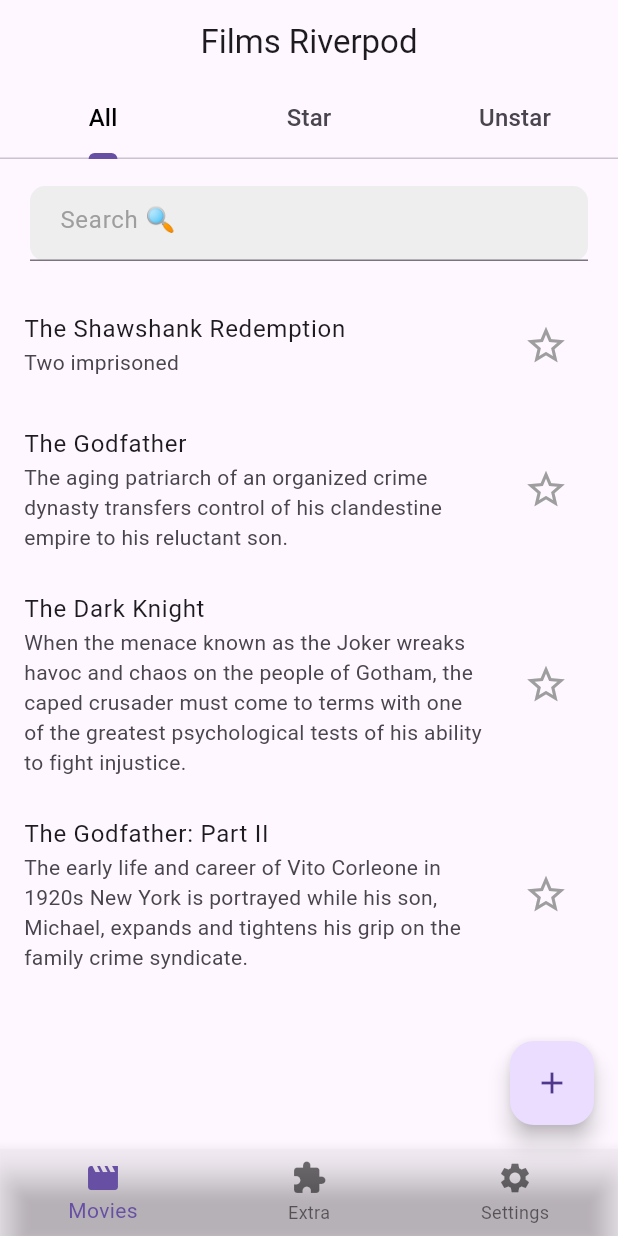
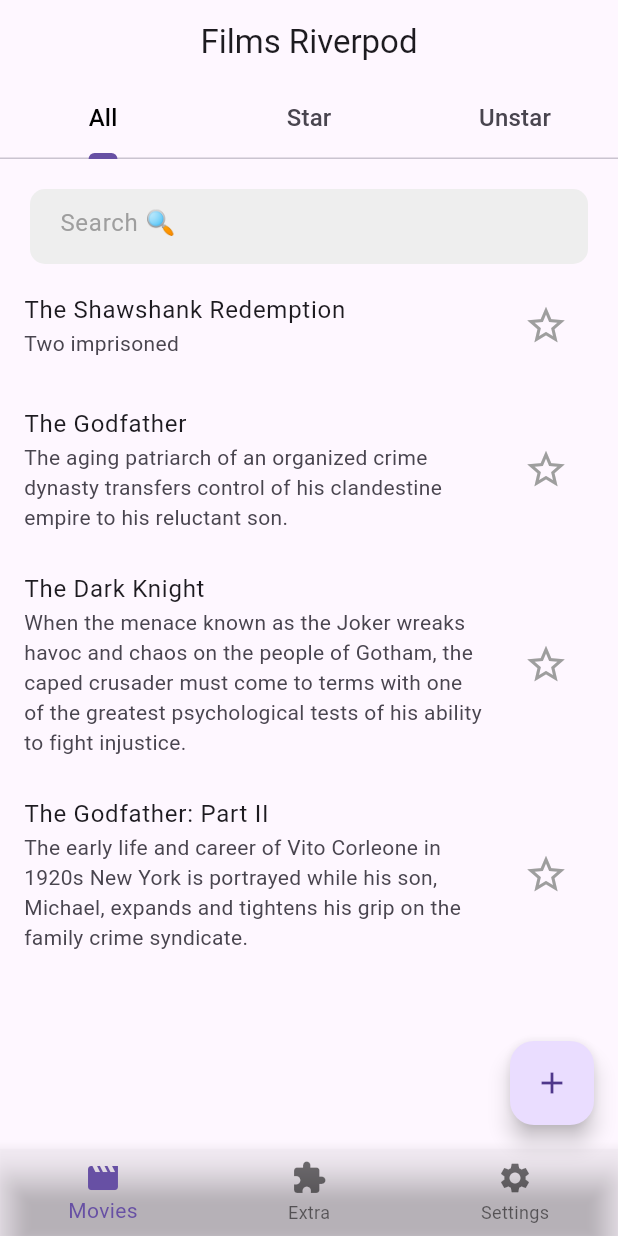
Before and after one commit to tduongtad1304/riverpod_demo, a Flutter app: the screen it shows after launch, on a phone screen of 412 x 824 dp. Run offline on Flutter 3.47's test engine with Material 2 defaults, Android fonts, the phone set to English and light mode, and no system bars; our stand-ins replace dio, flutter_riverpod.

```diff
--- a/lib/widgets/film_list.dart
+++ b/lib/widgets/film_list.dart
@@ -20,18 +20,22 @@ class FilmsList extends ConsumerWidget {
     if (provider.runtimeType != FutureProvider<List<Films>>) {
       final films = ref.watch(provider as ProviderListenable<Iterable<Films>>);
       return Padding(
-        padding: const EdgeInsets.only(top: 8.0),
+        padding: const EdgeInsets.only(top: 20.0),
         child: Column(
           children: [
-            SearchBar(
-              onSearch: (value) {
-                ref.refresh(filmsProvider.notifier).searchFilm(value);
-              },
-            ),
+            provider == filmsProvider
+                ? SearchBar(
+                    onSearch: (value) {
+                      ref
+                          .refresh(filmsProvider.notifier)
+                          .filterSearchResults(value);
+                    },
+                  )
+                : const SizedBox.shrink(),
             Expanded(
               child: ListView.separated(
                 shrinkWrap: true,
-                padding: const EdgeInsets.only(top: 10),
+                padding: const EdgeInsets.only(top: 5),
                 itemBuilder: (context, index) {
                   final film = films.elementAt(index);
                   final isExist =
@@ -76,6 +80,18 @@ class FilmsList extends ConsumerWidget {
                         ),
                       ),
                     ),
+                    secondaryBackground: Container(
+                      color: Colors.amber,
+                      child: const Align(
+                        child: Padding(
+                          padding: EdgeInsets.only(left: 10),
+                          child: Icon(
+                            Icons.star,
+                            color: Colors.white,
+                          ),
+                        ),
+                      ),
+                    ),
                     child: GestureDetector(
                       onTap: () => showFilmDialog(context, ref, isExist, index),
                       child: ListTile(
@@ -107,8 +123,21 @@ class FilmsList extends ConsumerWidget {
     } else {
       final films = ref.watch((provider as FutureProvider<List<Films>>));
       return films.when(
+        skipLoadingOnRefresh: films.asData?.value.isNotEmpty ?? false,
         loading: () => const Center(child: CircularProgressIndicator()),
-        error: (error, stackTrace) => Text('Error: $error'),
+        error: (dynamic error, stackTrace) => Center(
+          child: Column(
+            mainAxisAlignment: MainAxisAlignment.center,
+            mainAxisSize: MainAxisSize.min,
+            children: [
+              Text(error, style: Theme.of(context).textTheme.bodyLarge),
+              TextButton(
+                onPressed: () => ref.refresh(remoteFilmsProvider.future),
+                child: const Text('Try again'),
+              )
+            ],
+          ),
+        ),
         data: (value) => ListView.separated(
           shrinkWrap: true,
           padding: const EdgeInsets.only(left: 15),
--- a/lib/widgets/search_bar.dart
+++ b/lib/widgets/search_bar.dart
@@ -26,7 +26,7 @@ class _SearchBarState extends State<SearchBar> {
   Widget build(BuildContext context) {
     return Container(
       height: 50,
-      margin: const EdgeInsets.symmetric(horizontal: 20, vertical: 10),
+      margin: const EdgeInsets.symmetric(horizontal: 20),
       decoration: BoxDecoration(
         color: Colors.grey[200],
         borderRadius: BorderRadius.circular(10),
@@ -34,6 +34,8 @@ class _SearchBarState extends State<SearchBar> {
       child: TextFormField(
         controller: textController,
         decoration: InputDecoration(
+          focusedBorder: InputBorder.none,
+          enabledBorder: InputBorder.none,
           suffixIcon: textController.text.isNotEmpty
               ? IconButton(
                   icon:
```
Also changed, not shown: lib/exception/dio_error_handler.dart (added, +27 -0 lines), lib/riverpod/films_provider.dart (+16 -11 lines), lib/services/films_services.dart (+19 -7 lines).
